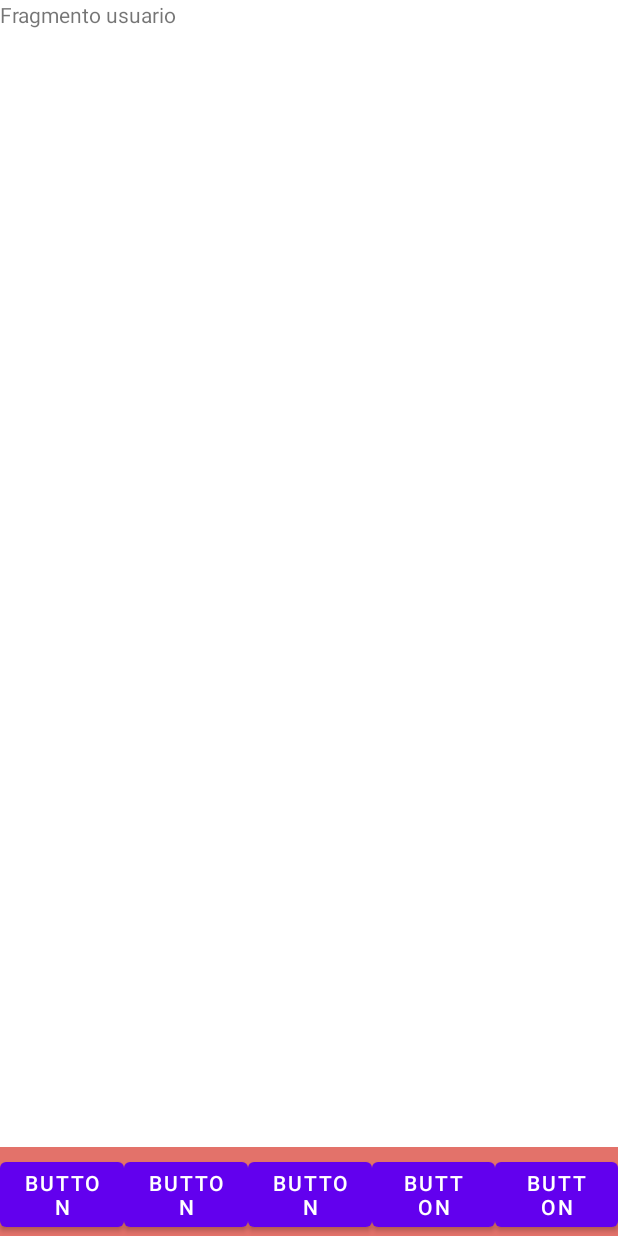
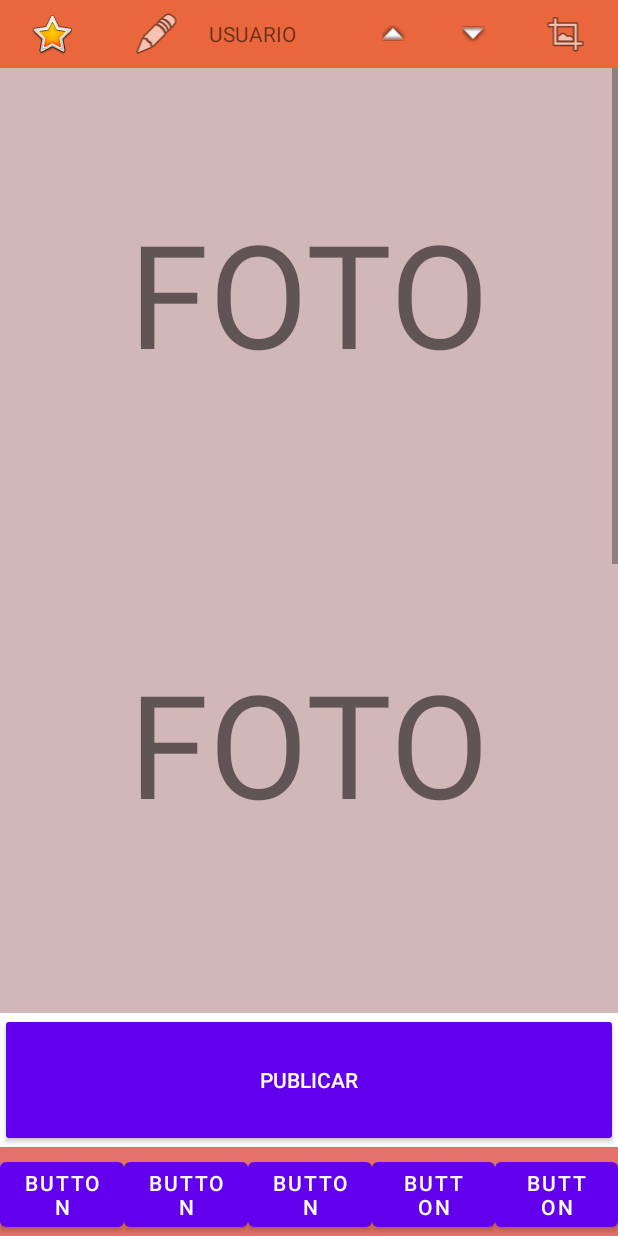
Before and after one commit to AgusDunovits/Sitio, an Android app: the fragment Fragmento_usuario placed in its activity, on a phone screen of 412 x 824 dp. Run offline under Robolectric (Android 15) with nearby library versions, the phone set to English and light mode, and no system bars.

Commit message:
Se modifico la barra de fragmento casa y se actualizo fragmento usuario

```diff
--- a/app/src/main/res/layout/fragment_fragmento_casa.xml
+++ b/app/src/main/res/layout/fragment_fragmento_casa.xml
@@ -8,7 +8,7 @@
 
     <LinearLayout
         android:layout_width="match_parent"
-        android:layout_height="48dp"
+        android:layout_height="45dp"
         android:background="#EA673E"
         android:orientation="horizontal">
 
--- a/app/src/main/res/layout/fragment_fragmento_usuario.xml
+++ b/app/src/main/res/layout/fragment_fragmento_usuario.xml
@@ -1,14 +1,127 @@
 <?xml version="1.0" encoding="utf-8"?>
 <FrameLayout xmlns:android="http://schemas.android.com/apk/res/android"
+    xmlns:app="http://schemas.android.com/apk/res-auto"
     xmlns:tools="http://schemas.android.com/tools"
     android:layout_width="match_parent"
     android:layout_height="match_parent"
     tools:context=".Fragmento_usuario">
 
-    <!-- TODO: Update blank fragment layout -->
-    <TextView
+    <LinearLayout
         android:layout_width="match_parent"
         android:layout_height="match_parent"
-        android:text="Fragmento usuario" />
+        android:orientation="vertical">
 
+        <LinearLayout
+            android:layout_width="match_parent"
+            android:layout_height="45dp"
+            android:layout_weight="0"
+            android:background="#EA673E"
+            android:orientation="horizontal">
+
+            <ImageView
+                android:id="@+id/imageView3"
+                android:layout_width="wrap_content"
+                android:layout_height="wrap_content"
+                android:layout_gravity="center"
+                android:layout_weight="1"
+                android:src="@android:drawable/btn_star_big_on" />
+
+            <ImageView
+                android:id="@+id/imageView4"
+                android:layout_width="wrap_content"
+                android:layout_height="wrap_content"
+                android:layout_gravity="center"
+                android:layout_weight="1"
+                android:src="@android:drawable/ic_menu_edit" />
+
+            <TextView
+                android:id="@+id/textView4"
+                android:layout_width="wrap_content"
+                android:layout_height="wrap_content"
+                android:layout_gravity="center"
+                android:layout_weight="1"
+                android:text="USUARIO" />
+
+            <ImageView
+                android:id="@+id/imageView5"
+                android:layout_width="wrap_content"
+                android:layout_height="wrap_content"
+                android:layout_gravity="center"
+                android:layout_weight="1"
+                android:src="@android:drawable/arrow_up_float" />
+
+            <ImageView
+                android:id="@+id/imageView6"
+                android:layout_width="wrap_content"
+                android:layout_height="wrap_content"
+                android:layout_gravity="center"
+                android:layout_weight="1"
+                android:src="@android:drawable/arrow_down_float" />
+
+            <ImageView
+                android:id="@+id/imageView7"
+                android:layout_width="wrap_content"
+                android:layout_height="wrap_content"
+                android:layout_gravity="center"
+                android:layout_weight="1"
+                android:src="@android:drawable/ic_menu_crop" />
+        </LinearLayout>
+
+        <ScrollView
+            android:layout_width="match_parent"
+            android:layout_height="match_parent"
+            android:layout_weight="1">
+
+            <LinearLayout
+                android:layout_width="match_parent"
+                android:layout_height="wrap_content"
+                android:orientation="vertical">
+
+                <TextView
+                    android:id="@+id/textView8"
+                    android:layout_width="match_parent"
+                    android:layout_height="300dp"
+                    android:background="#D1B7B7"
+                    android:gravity="center"
+                    android:text="FOTO"
+                    android:textSize="96sp" />
+
+                <TextView
+                    android:id="@+id/textView9"
+                    android:layout_width="match_parent"
+                    android:layout_height="300dp"
+                    android:background="#D1B7B7"
+                    android:gravity="center"
+                    android:text="FOTO"
+                    android:textSize="96sp" />
+
+                <TextView
+                    android:id="@+id/textView10"
+                    android:layout_width="match_parent"
+                    android:layout_height="300dp"
+                    android:background="#D1B7B7"
+                    android:gravity="center"
+                    android:text="FOTO"
+                    android:textSize="96sp" />
+
+                <TextView
+                    android:id="@+id/textView5"
+                    android:layout_width="match_parent"
+                    android:layout_height="300dp"
+                    android:background="#D1B7B7"
+                    android:gravity="center"
+                    android:text="FOTO"
+                    android:textSize="96sp" />
+
+            </LinearLayout>
+        </ScrollView>
+
+        <Button
+            android:id="@+id/button"
+            style="@style/Widget.AppCompat.Button.Small"
+            android:layout_width="match_parent"
+            android:layout_height="match_parent"
+            android:layout_weight="5"
+            android:text="publicar" />
+    </LinearLayout>
 </FrameLayout>
```
